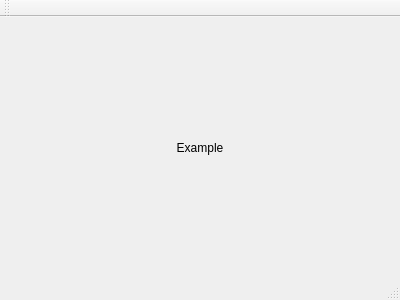
Qt form app/Scan2Slice/gui/mainwindow.ui (ApplicationsForge/Scan2Slice) before a commit.
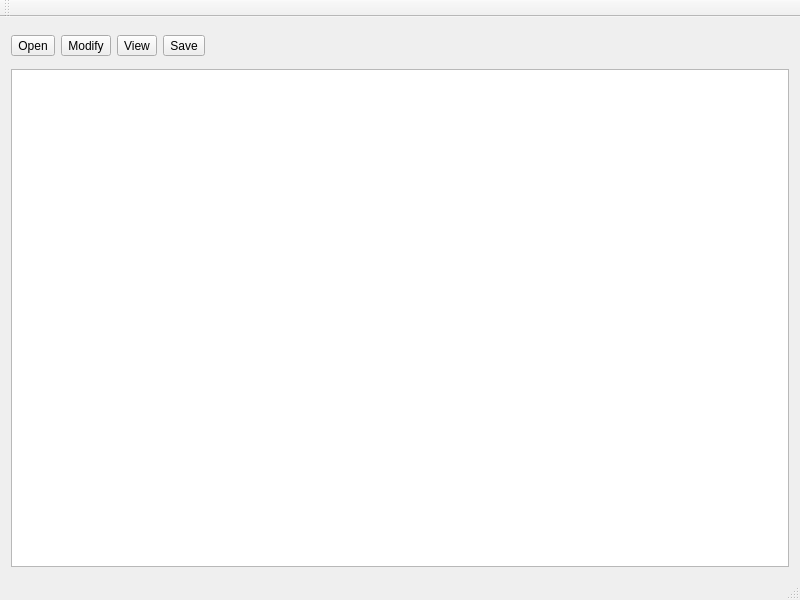
The same form after that commit.

Commit message: read points from file

```diff
--- a/app/Scan2Slice/gui/mainwindow.ui
+++ b/app/Scan2Slice/gui/mainwindow.ui
@@ -6,8 +6,8 @@
    <rect>
     <x>0</x>
     <y>0</y>
-    <width>400</width>
-    <height>300</height>
+    <width>800</width>
+    <height>600</height>
    </rect>
   </property>
   <property name="windowTitle">
@@ -16,40 +16,126 @@
   <widget class="QWidget" name="centralWidget">
    <layout class="QVBoxLayout" name="verticalLayout">
     <item>
-     <spacer name="verticalSpacer">
-      <property name="orientation">
-       <enum>Qt::Vertical</enum>
+     <widget class="QWidget" name="toolBarWidget" native="true">
+      <property name="sizePolicy">
+       <sizepolicy hsizetype="Preferred" vsizetype="Fixed">
+        <horstretch>0</horstretch>
+        <verstretch>0</verstretch>
+       </sizepolicy>
       </property>
-      <property name="sizeHint" stdset="0">
+      <property name="minimumSize">
        <size>
-        <width>20</width>
-        <height>100</height>
+        <width>0</width>
+        <height>35</height>
        </size>
       </property>
-     </spacer>
-    </item>
-    <item>
-     <widget class="QLabel" name="label">
-      <property name="text">
-       <string>Example</string>
+      <property name="maximumSize">
+       <size>
+        <width>16777215</width>
+        <height>35</height>
+       </size>
       </property>
-      <property name="alignment">
-       <set>Qt::AlignCenter</set>
-      </property>
+      <layout class="QHBoxLayout" name="horizontalLayout">
+       <property name="leftMargin">
+        <number>0</number>
+       </property>
+       <property name="topMargin">
+        <number>0</number>
+       </property>
+       <property name="rightMargin">
+        <number>0</number>
+       </property>
+       <property name="bottomMargin">
+        <number>0</number>
+       </property>
+       <item>
+        <widget class="QToolButton" name="openToolButton">
+         <property name="text">
+          <string>Open</string>
+         </property>
+         <property name="iconSize">
+          <size>
+           <width>24</width>
+           <height>24</height>
+          </size>
+         </property>
+        </widget>
+       </item>
+       <item>
+        <widget class="QToolButton" name="modifyToolButton">
+         <property name="text">
+          <string>Modify</string>
+         </property>
+         <property name="iconSize">
+          <size>
+           <width>24</width>
+           <height>24</height>
+          </size>
+         </property>
+        </widget>
+       </item>
+       <item>
+        <widget class="QToolButton" name="viewToolButton">
+         <property name="text">
+          <string>View</string>
+         </property>
+         <property name="iconSize">
+          <size>
+           <width>24</width>
+           <height>24</height>
+          </size>
+         </property>
+        </widget>
+       </item>
+       <item>
+        <widget class="QToolButton" name="saveToolButton">
+         <property name="text">
+          <string>Save</string>
+         </property>
+         <property name="iconSize">
+          <size>
+           <width>24</width>
+           <height>24</height>
+          </size>
+         </property>
+        </widget>
+       </item>
+       <item>
+        <spacer name="horizontalSpacer">
+         <property name="orientation">
+          <enum>Qt::Horizontal</enum>
+         </property>
+         <property name="sizeHint" stdset="0">
+          <size>
+           <width>568</width>
+           <height>20</height>
+          </size>
+         </property>
+        </spacer>
+       </item>
+      </layout>
      </widget>
     </item>
     <item>
-     <spacer name="verticalSpacer_2">
-      <property name="orientation">
-       <enum>Qt::Vertical</enum>
-      </property>
-      <property name="sizeHint" stdset="0">
-       <size>
-        <width>20</width>
-        <height>100</height>
-       </size>
-      </property>
-     </spacer>
+     <widget class="QWidget" name="pointsWidget" native="true">
+      <layout class="QGridLayout" name="gridLayout">
+       <property name="leftMargin">
+        <number>0</number>
+       </property>
+       <property name="topMargin">
+        <number>0</number>
+       </property>
+       <property name="rightMargin">
+        <number>0</number>
+       </property>
+       <property name="bottomMargin">
+        <number>0</number>
+       </property>
+       <item row="0" column="0">
+        <widget class="QTableWidget" name="pointsTableWidget"/>
+       </item>
+      </layout>
+     </widget>
     </item>
    </layout>
   </widget>
```
Left out of the diff: 2 changed lines with no effect on the pictures. The commit also changes 7 other files.
